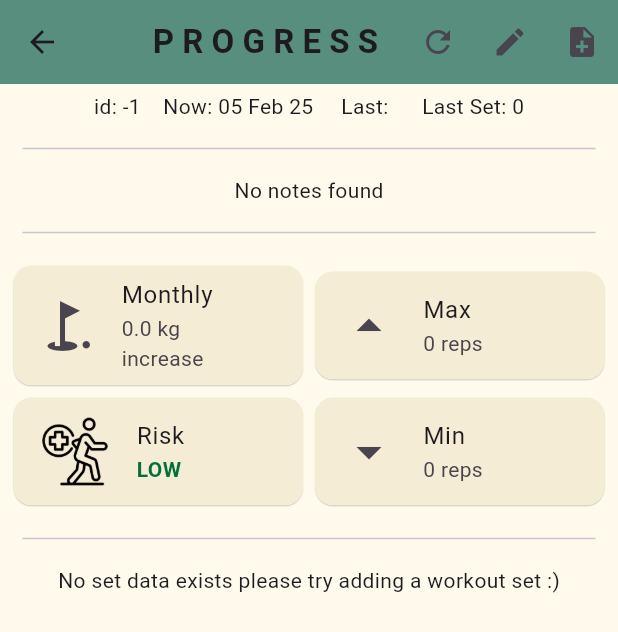
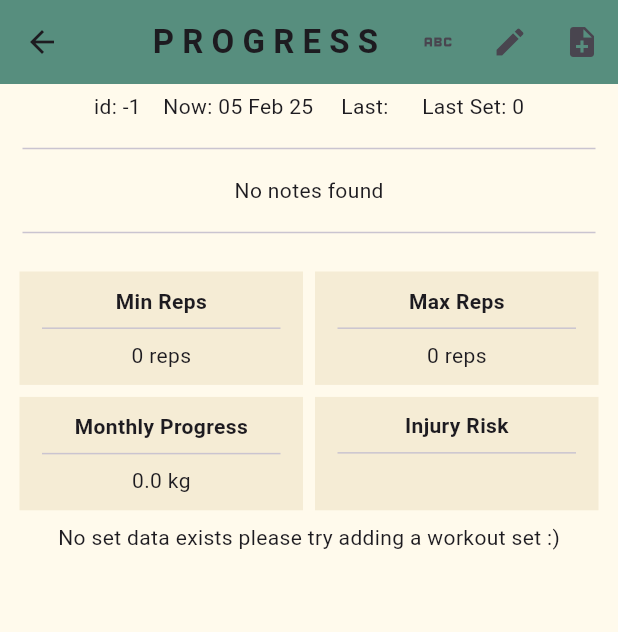
Before and after one commit to Hackim7200/WorkoutTracker, a Flutter app: the ProgressPage screen opened directly with empty values, on a phone screen of 412 x 824 dp. Shown: the top 632 px of the screen. Run offline on Flutter 3.47's test engine with Material 3 defaults, Android fonts, the phone set to English and light mode, and no system bars; our stand-ins replace sqflite; accounts and stored records are empty.

Commit message:
alot of new changes adding new functionality to workout table

```diff
--- a/lib/pages/progress/data_table.dart/prorgess_table.dart
+++ b/lib/pages/progress/data_table.dart/prorgess_table.dart
@@ -27,10 +27,10 @@ class ProgressTable extends StatelessWidget {
         : 0;
 
     List<DataColumn> columns = [];
-    columns.add(DataColumn(label: Text("Date", style: fontStyle)));
+    columns.add(DataColumn(label: Text("date", style: fontStyle)));
     for (int i = 0; i < setNumber; i++) {
-      columns.add(DataColumn(label: Text("Weight $i", style: fontStyle)));
-      columns.add(DataColumn(label: Text("reps $i", style: fontStyle)));
+      columns.add(DataColumn(label: Text("| weight", style: fontStyle)));
+      columns.add(DataColumn(label: Text(" rep", style: fontStyle)));
     }
 
     return FutureBuilder(
--- a/lib/pages/progress/example.dart
+++ /dev/null
@@ -1,186 +0,0 @@
-import 'package:flutter/material.dart';
-import 'package:workout_tracker/database/database_service.dart';
-
-import 'package:workout_tracker/pages/progress/add_set_popup.dart';
-import 'package:workout_tracker/pages/progress/goalBar/goals_bar.dart';
-import 'package:workout_tracker/pages/progress/data_table.dart/prorgess_table.dart';
-import 'package:workout_tracker/pages/progress/notes/add_note.dart';
-import 'package:workout_tracker/pages/progress/notes/notes.dart';
-import 'package:workout_tracker/pages/exercise/edit_exercise.dart';
-
-import 'package:intl/intl.dart';
-
-class ProgressPage extends StatefulWidget {
-  final String currentImage;
-  final int exerciseId;
-  final int routineId;
-  final double monthlyProgressGoals;
-  final int minRep;
-  final int maxRep;
-  final String risk;
-  final int maxSet;
-
-  const ProgressPage({
-    super.key,
-    required this.currentImage,
-    required this.exerciseId,
-    required this.routineId,
-    required this.monthlyProgressGoals,
-    required this.minRep,
-    required this.maxRep,
-    required this.risk,
-    required this.maxSet,
-  });
-
-  @override
-  State<ProgressPage> createState() => _ProgressPageState();
-}
-
-class _ProgressPageState extends State<ProgressPage> {
-  final Color scaffoldColor = Color.fromRGBO(255, 250, 236, 1);
-  final Color appBarColor = Color.fromRGBO(87, 142, 126, 1);
-  final Color floatingIconColor = Color.fromRGBO(87, 142, 126, 1);
-  final Color textColor = Color.fromRGBO(61, 61, 61, 1);
-
-  final DatabaseService databaseService = DatabaseService.instance;
-
-  late Future<Map<String, dynamic>> workoutData;
-
-  @override
-  void initState() {
-    super.initState();
-    workoutData = initialiseVariables();
-  }
-
-  Future<Map<String, dynamic>> initialiseVariables() async {
-    Map<String, dynamic> lastWorkout = await databaseService.getLastWorkout(
-        widget.routineId, widget.exerciseId);
-
-    int lastWorkoutId = lastWorkout["id"];
-    int lastSetNumber = await databaseService.getLastSetNumber(
-        widget.routineId, widget.exerciseId, lastWorkoutId);
-
-    String nowWorkoutDate = DateFormat("dd MMM yy").format(DateTime.now());
-    String lastWorkoutDate = lastWorkoutId != -1
-        ? DateFormat("dd MMM yy")
-            .format(DateTime.parse(lastWorkout["date"].toString()))
-        : "";
-
-    if (lastWorkoutId == -1 || lastWorkoutDate != nowWorkoutDate) {
-      await databaseService.addWorkout(widget.exerciseId);
-      lastWorkout = await databaseService.getLastWorkout(
-          widget.routineId, widget.exerciseId);
-      lastSetNumber = await databaseService.getLastSetNumber(
-          widget.routineId, widget.exerciseId, lastWorkout["id"]);
-    }
-
-    return {
-      "workoutId": lastWorkout["id"],
-      "lastSetAdded": lastSetNumber,
-      "lastDate": lastWorkoutDate,
-      "currentDate": nowWorkoutDate,
-    };
-  }
-
-  void refreshWorkoutData() {
-    setState(() {
-      workoutData = initialiseVariables();
-    });
-  }
-
-  @override
-  Widget build(BuildContext context) {
-    return Scaffold(
-      backgroundColor: scaffoldColor,
-      appBar: AppBar(
-        centerTitle: true,
-        title: Text(
-          "P R O G R E S S",
-          style: TextStyle(fontWeight: FontWeight.bold),
-        ),
-        backgroundColor: appBarColor,
-        actions: [
-          IconButton(
-              onPressed: refreshWorkoutData,
-              icon: Icon(Icons.refresh)),
-          IconButton(
-              onPressed: () {
-                Navigator.push(context, MaterialPageRoute(builder: (context) {
-                  return EditExercise(selectedImage: widget.currentImage);
-                }));
-              },
-              icon: Icon(Icons.edit)),
-          IconButton(
-              onPressed: () {
-                Navigator.push(context, MaterialPageRoute(builder: (context) {
-                  return AddNote(exerciseId: widget.exerciseId);
-                })).then((_) {
-                  refreshWorkoutData();
-                });
-              },
-              icon: Icon(Icons.note_add)),
-        ],
-      ),
-      body: FutureBuilder<Map<String, dynamic>>(
-        future: workoutData,
-        builder: (context, snapshot) {
-          if (snapshot.connectionState == ConnectionState.waiting) {
-            return Center(child: CircularProgressIndicator());
-          }
-
-          if (snapshot.hasError) {
-            return Center(child: Text("Error loading data"));
-          }
-
-          final data = snapshot.data!;
-          int workoutId = data["workoutId"];
-          int lastSetAdded = data["lastSetAdded"];
-          String lastDate = data["lastDate"];
-          String currentDate = data["currentDate"];
-
-          return SingleChildScrollView(
-            child: Padding(
-              padding: const EdgeInsets.all(5.0),
-              child: Column(
-                children: [
-                  Text("id: $workoutId    Now: $currentDate     Last: $lastDate     Last Set: $lastSetAdded"),
-                  Padding(
-                    padding: const EdgeInsets.all(10),
-                    child: Divider(),
-                  ),
-                  Notes(
-                    routineId: widget.routineId,
-                    exerciseId: widget.exerciseId,
-                  ),
-                  Padding(
-                    padding: const EdgeInsets.all(10),
-                    child: Divider(),
-                  ),
-                  GoalsBar(
-                    minRep: widget.minRep,
-                    maxRep: widget.maxRep,
-                    progressOverload: widget.monthlyProgressGoals,
-                    risk: widget.risk,
-                  ),
-                  Padding(
-                    padding: const EdgeInsets.all(10),
-                    child: Divider(),
-                  ),
-                  workoutId != -1
-                      ? ProgressTable(
-                          setNumber: widget.maxSet,
-                          routineId: widget.routineId,
-                          exerciseId: widget.exerciseId,
-                        )
-                      : Text("No set data exists please try adding a workout set :)"),
-                  SizedBox(height: 100),
-                ],
-              ),
-            ),
-          );
-        },
-      ),
-
-    );
-  }
-}
--- a/lib/pages/progress/goalBar/goals_bar.dart
+++ b/lib/pages/progress/goalBar/goals_bar.dart
@@ -1,106 +1,74 @@
 import 'package:flutter/material.dart';
-import 'package:workout_tracker/pages/progress/goalBar/risk.dart';
+import 'package:workout_tracker/pages/progress/goalBar/goal.dart';
 
 class GoalsBar extends StatelessWidget {
   final int minRep;
   final int maxRep;
   final double progressOverload;
   final String risk;
-  const GoalsBar(
-      {super.key,
+
+  const GoalsBar({
+    super.key,
     required this.minRep,
     required this.maxRep,
     required this.progressOverload,
-      required this.risk});
+    required this.risk,
+  });
 
   @override
   Widget build(BuildContext context) {
-    final Color textColor = Color.fromRGBO(61, 61, 61, 1);
     final Color cardColor = Color.fromRGBO(245, 236, 213, 1);
 
-    return Center(
-        child: Column(
+    // Set risk color dynamically
+    Color riskColor;
+    switch (risk) {
+      case "HIGH":
+        riskColor = const Color.fromARGB(255, 168, 83, 83);
+        break;
+      case "MED":
+        riskColor = const Color.fromARGB(255, 234, 171, 76);
+        break;
+      case "LOW":
+        riskColor = const Color.fromARGB(255, 104, 185, 107);
+        break;
+      default:
+        riskColor = cardColor; // Fallback color
+    }
+
+    return Padding(
+      padding: const EdgeInsets.all(8.0),
+      child: GridView(
+        shrinkWrap: true,
+        physics: NeverScrollableScrollPhysics(),
+        gridDelegate: SliverGridDelegateWithFixedCrossAxisCount(
+          crossAxisCount: 2, // 2 columns
+          crossAxisSpacing: 8,
+          mainAxisSpacing: 8,
+          childAspectRatio: 2.5, // Adjusts item shape
+        ),
         children: [
-        Row(
-          children: [
-            Expanded(
-              child: Card(
-                elevation: 0.3,
-                color: cardColor,
-                child: ListTile(
-                  leading: Icon(
-                    Icons.golf_course_sharp,
-                    size: 40,
+          Goal(
+            backgroundColour: cardColor,
+            title: "Min Reps",
+            value: "$minRep reps",
           ),
-                  title: Text("Monthly"),
-                  subtitle: Text("${progressOverload.toString()} kg increase"),
+          Goal(
+            backgroundColour: cardColor,
+            title: "Max Reps",
+            value: "$maxRep reps",
           ),
+          Goal(
+            backgroundColour: cardColor,
+            title: "Monthly Progress",
+            value: "${progressOverload.toString()} kg",
           ),
-            ),
-            Expanded(
-              child: Card(
-                elevation: 0.3,
-                color: cardColor,
-                child: ListTile(
-                  leading: Icon(
-                    Icons.arrow_drop_up,
-                    size: 40,
-                  ),
-                  title: Text("Max"),
-                  subtitle: Text("${maxRep.toString()} reps"),
-                ),
-              ),
+          Goal(
+            backgroundColour: riskColor, // ✅ Changes color based on risk
+            title: "Injury Risk",
+            value: risk,
           ),
         ],
       ),
-        Row(
-          children: [
-            Risk(risk: risk),
-            Expanded(
-              child: Card(
-                elevation: 0.3,
-                color: cardColor,
-                child: ListTile(
-                  leading: Icon(Icons.arrow_drop_down, size: 40),
-                  title: Text("Min"),
-                  subtitle: Text("${minRep.toString()} reps"),
-                ),
-              ),
-            ),
-          ],
-        ),
-
-        // SizedBox(
-        //     height: 100,
-        //     child: Row(
-        //       children: [
-        //         Goal(
-        //             backgroundColour: Colors.cyan,
-        //             title: "Monthly Increase",
-        //             value: progressOverload.toString(),
-        //             textColour: textColor),
-        //         Risk(
-        //           risk: risk,
-        //         )
-        //       ],
-        //     )),
-        // SizedBox(
-        //     height: 100,
-        //     child: Row(
-        //       children: [
-        //         Goal(
-        //             backgroundColour: Colors.amberAccent,
-        //             title: "Maximum",
-        //             value: "10",
-        //             textColour: textColor),
-        //         Goal(
-        //             backgroundColour: Colors.orangeAccent,
-        //             title: "Minimum",
-        //             value: "5",
-        //             textColour: textColor),
-        //       ],
-        //     )),
-      ],
-    ));
+    );
   }
 }
```
Also changed, not shown: lib/database/database_service.dart (+96 -5 lines), lib/database/example_db.dart (+76 -19 lines), lib/pages/progress/add_set_popup.dart (+47 -15 lines), lib/pages/progress/data_table.dart/data_source.dart (+7 -11 lines), lib/pages/progress/goalBar/goal.dart (+8 -20 lines), lib/pages/progress/goalBar/risk.dart (+0 -52 lines), lib/pages/progress/progress_page.dart (+15 -4 lines). Lines whose indentation alone changed are shown as unchanged.
